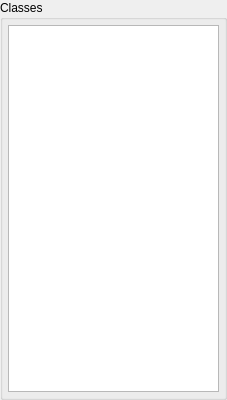
Before: the Qt Designer form CDTStudio/cdttrainingsamplesform.ui in chenguanzhou/CDTStudio, drawn with Qt 5.
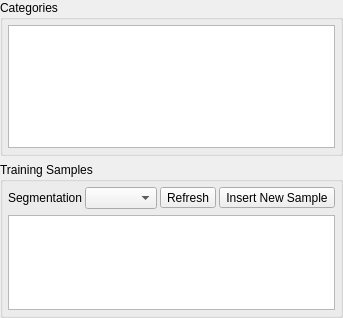
After: the same form once the commit is applied. Icons and pictures are not drawn.

What changed in the file:
```diff
--- a/CDTStudio/cdttrainingsamplesform.ui
+++ b/CDTStudio/cdttrainingsamplesform.ui
@@ -6,14 +6,14 @@
    <rect>
     <x>0</x>
     <y>0</y>
-    <width>227</width>
-    <height>400</height>
+    <width>212</width>
+    <height>318</height>
    </rect>
   </property>
   <property name="windowTitle">
    <string>Form</string>
   </property>
-  <layout class="QHBoxLayout" name="horizontalLayout">
+  <layout class="QVBoxLayout" name="verticalLayout_2">
    <property name="leftMargin">
     <number>0</number>
    </property>
@@ -28,10 +28,16 @@
    </property>
    <item>
     <widget class="QGroupBox" name="groupBox">
+     <property name="sizePolicy">
+      <sizepolicy hsizetype="Preferred" vsizetype="Preferred">
+       <horstretch>0</horstretch>
+       <verstretch>1</verstretch>
+      </sizepolicy>
+     </property>
      <property name="title">
-      <string>Classes</string>
+      <string>Categories</string>
      </property>
-     <layout class="QHBoxLayout" name="horizontalLayout_2">
+     <layout class="QVBoxLayout" name="verticalLayout">
       <property name="leftMargin">
        <number>5</number>
       </property>
@@ -45,7 +51,89 @@
        <number>5</number>
       </property>
       <item>
-       <widget class="QListWidget" name="listWidget"/>
+       <widget class="QTableView" name="tableView">
+        <property name="selectionMode">
+         <enum>QAbstractItemView::SingleSelection</enum>
+        </property>
+        <property name="selectionBehavior">
+         <enum>QAbstractItemView::SelectRows</enum>
+        </property>
+       </widget>
+      </item>
+     </layout>
+    </widget>
+   </item>
+   <item>
+    <widget class="QGroupBox" name="groupBox_2">
+     <property name="sizePolicy">
+      <sizepolicy hsizetype="Preferred" vsizetype="Preferred">
+       <horstretch>0</horstretch>
+       <verstretch>1</verstretch>
+      </sizepolicy>
+     </property>
+     <property name="title">
+      <string>Training Samples</string>
+     </property>
+     <layout class="QVBoxLayout" name="verticalLayout_3">
+      <property name="leftMargin">
+       <number>5</number>
+      </property>
+      <property name="topMargin">
+       <number>5</number>
+      </property>
+      <property name="rightMargin">
+       <number>5</number>
+      </property>
+      <property name="bottomMargin">
+       <number>5</number>
+      </property>
+      <item>
+       <layout class="QHBoxLayout" name="horizontalLayout">
+        <property name="spacing">
+         <number>3</number>
+        </property>
+        <item>
+         <widget class="QLabel" name="label">
+          <property name="sizePolicy">
+           <sizepolicy hsizetype="Fixed" vsizetype="Preferred">
+            <horstretch>0</horstretch>
+            <verstretch>0</verstretch>
+           </sizepolicy>
+          </property>
+          <property name="text">
+           <string>Segmentation</string>
+          </property>
+         </widget>
+        </item>
+        <item>
+         <widget class="QComboBox" name="comboBox"/>
+        </item>
+        <item>
+         <widget class="QToolButton" name="toolButtonRefresh">
+          <property name="text">
+           <string>Refresh</string>
+          </property>
+          <property name="icon">
+           <iconset resource="../resource.qrc">
+            <normaloff>:/Icon/refresh.png</normaloff>:/Icon/refresh.png</iconset>
+          </property>
+         </widget>
+        </item>
+        <item>
+         <widget class="QToolButton" name="toolButtonNewSample">
+          <property name="text">
+           <string>Insert New Sample</string>
+          </property>
+          <property name="icon">
+           <iconset resource="../resource.qrc">
+            <normaloff>:/Icon/add.png</normaloff>:/Icon/add.png</iconset>
+          </property>
+         </widget>
+        </item>
+       </layout>
+      </item>
+      <item>
+       <widget class="QTableView" name="tableView2"/>
       </item>
      </layout>
     </widget>
```
Left out of the diff: 79 changed lines with no effect on the pictures.
